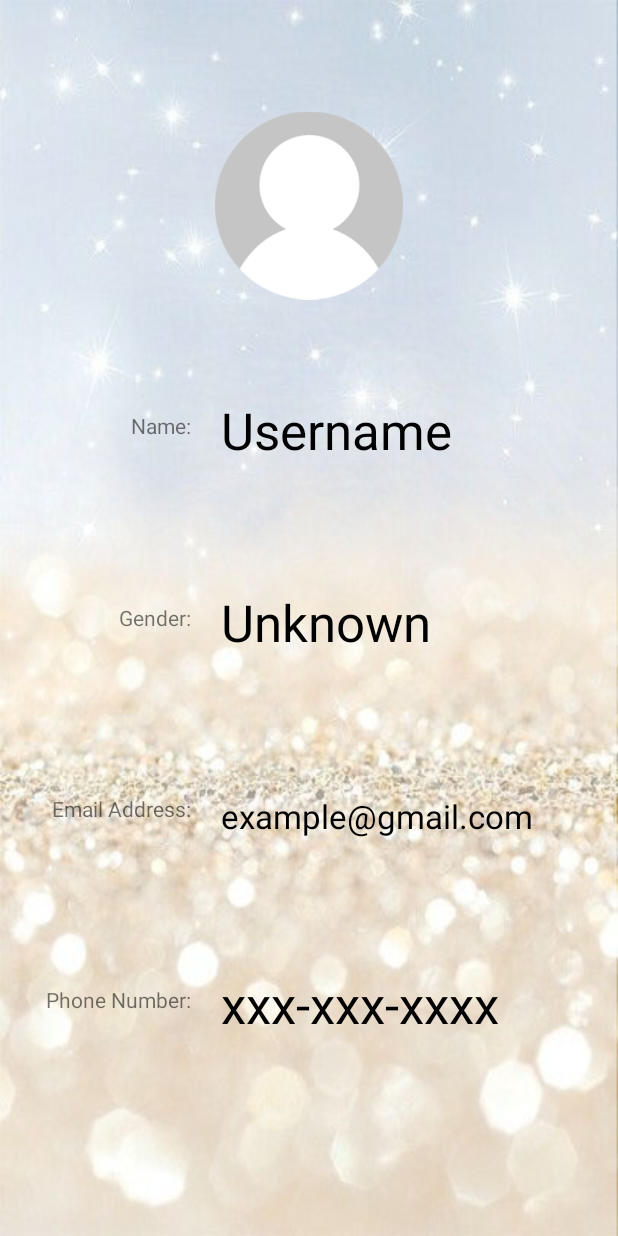
After one commit to wanyifei/yue, an Android app: the layout profile.xml on its own in the app's theme, with its tools: preview values and no code run, on a phone screen of 412 x 824 dp. The commit adds this screen. Run offline under Robolectric (Android 15) with nearby library versions, the phone set to English and light mode, and no system bars.

Commit message:
profile xml updatead

```diff
--- /dev/null
+++ b/app/src/main/res/layout/profile.xml
@@ -0,0 +1,156 @@
+<?xml version="1.0" encoding="utf-8"?>
+<LinearLayout xmlns:android="http://schemas.android.com/apk/res/android"
+    android:orientation="vertical" android:layout_width="match_parent"
+    android:layout_height="match_parent"
+    android:background="@drawable/wallpaper2_new">
+
+    <LinearLayout
+        android:orientation="vertical"
+        android:layout_width="fill_parent"
+        android:layout_height="fill_parent"
+        android:layout_weight="0.9"
+        android:weightSum="1">
+
+        <ImageView
+            android:layout_width="125dp"
+            android:layout_height="match_parent"
+            android:id="@+id/profile_id_photo"
+            android:src="@drawable/profile_photo"
+            android:background="#00000000"
+            android:adjustViewBounds="true"
+            android:cropToPadding="false"
+            android:focusable="false"
+            android:scaleType="fitCenter"
+            android:layout_gravity="center_horizontal"
+            android:layout_marginTop="30dp"
+            android:layout_marginBottom="10dp" />
+    </LinearLayout>
+
+    <LinearLayout
+        android:orientation="horizontal"
+        android:layout_width="fill_parent"
+        android:layout_height="fill_parent"
+        android:layout_weight="0.4"
+        android:paddingBottom="60dp">
+
+
+        <LinearLayout
+            android:orientation="vertical"
+            android:layout_width="fill_parent"
+            android:layout_height="fill_parent"
+            android:layout_weight="1">
+
+            <TextView
+                android:layout_width="wrap_content"
+                android:layout_height="fill_parent"
+                android:layout_weight="1"
+                android:text="Name:"
+                android:id="@+id/profile_text_username"
+                android:layout_gravity="center|right"
+                android:layout_marginTop="20dp"
+                android:layout_marginBottom="10dp"
+                android:textSize="@dimen/abc_text_size_body_2_material"
+                android:layout_marginRight="10dp" />
+
+            <TextView
+                android:layout_width="wrap_content"
+                android:layout_height="fill_parent"
+                android:layout_weight="1"
+                android:text="Gender:"
+                android:id="@+id/profile_text_gender"
+                android:layout_gravity="center|right"
+                android:layout_marginTop="20dp"
+                android:layout_marginBottom="10dp"
+                android:textSize="@dimen/abc_text_size_body_2_material"
+                android:layout_marginRight="10dp"/>
+
+
+            <TextView
+                android:layout_width="wrap_content"
+                android:layout_height="fill_parent"
+                android:layout_weight="1"
+                android:text="Email Address:"
+                android:id="@+id/profile_text_email"
+                android:layout_gravity="center|right"
+                android:layout_marginTop="20dp"
+                android:layout_marginBottom="10dp"
+                android:textSize="@dimen/abc_text_size_body_2_material"
+                android:layout_marginRight="10dp"/>
+
+            <TextView
+                android:layout_width="wrap_content"
+                android:layout_height="fill_parent"
+                android:layout_weight="1"
+                android:text="Phone Number:"
+                android:id="@+id/profile_text_phone"
+                android:layout_gravity="center|right"
+                android:layout_marginTop="20dp"
+                android:layout_marginBottom="10dp"
+                android:textSize="@dimen/abc_text_size_body_2_material"
+                android:layout_marginRight="10dp"/>
+
+
+
+        </LinearLayout>
+
+        <LinearLayout
+            android:orientation="vertical"
+            android:layout_width="fill_parent"
+            android:layout_height="fill_parent"
+            android:layout_weight="0.5"
+            android:paddingLeft="10dp"
+            android:paddingRight="30dp">
+
+            <TextView
+                android:layout_width="fill_parent"
+                android:layout_height="fill_parent"
+                android:id="@+id/profile_username"
+                android:text="@string/profile_username"
+                android:layout_weight="1"
+                android:layout_marginTop="10dp"
+                android:layout_marginBottom="10dp"
+                android:textSize="@dimen/abc_text_size_display_1_material"
+                android:textColor="#ff000000" />
+
+            <TextView
+                android:layout_width="fill_parent"
+                android:layout_height="fill_parent"
+                android:id="@+id/profile_gender"
+                android:text="@string/profile_gender"
+                android:layout_weight="1"
+                android:layout_marginTop="10dp"
+                android:layout_marginBottom="10dp"
+                android:textSize="@dimen/abc_text_size_display_1_material"
+                android:textColor="#ff000000"/>
+
+            <TextView
+                android:layout_width="fill_parent"
+                android:layout_height="fill_parent"
+                android:inputType="textEmailAddress"
+                android:ems="10"
+                android:id="@+id/profile_email"
+                android:text="@string/profile_email"
+                android:layout_weight="1"
+                android:layout_marginTop="20dp"
+                android:layout_marginBottom="10dp"
+                android:textSize="@dimen/abc_text_size_large_material"
+                android:textColor="#ff000000"/>
+
+            <TextView
+                android:layout_width="fill_parent"
+                android:layout_height="fill_parent"
+                android:inputType="phone"
+                android:text="@string/profile_phone"
+                android:ems="10"
+                android:id="@+id/profile_phone"
+                android:layout_weight="1"
+                android:layout_marginTop="10dp"
+                android:layout_marginBottom="10dp"
+                android:textSize="@dimen/abc_text_size_display_1_material"
+                android:textColor="#ff000000"/>
+        </LinearLayout>
+
+
+    </LinearLayout>
+
+</LinearLayout>
--- a/app/src/main/res/values/strings.xml
+++ b/app/src/main/res/values/strings.xml
@@ -2,6 +2,13 @@
 <resources>
 
     <string name="app_name">My Application2</string>
+
+    <string name="profile_username">Username</string>
+    <string name="profile_gender">Unknown</string>
+    <string name="profile_email">example@gmail.com</string>
+    <string name="profile_phone">xxx-xxx-xxxx</string>
+    <drawable name="profile_photo">@drawable/default_user_photo</drawable>
+
     <string name="hello_world">Hello world!</string>
     <string name="action_settings">Settings</string>
     <string-array name="titles">
--- a/app/src/main/res/values/styles.xml
+++ b/app/src/main/res/values/styles.xml
@@ -5,4 +5,5 @@
         <!-- Customize your theme here. -->
     </style>
 
+
 </resources>
```
